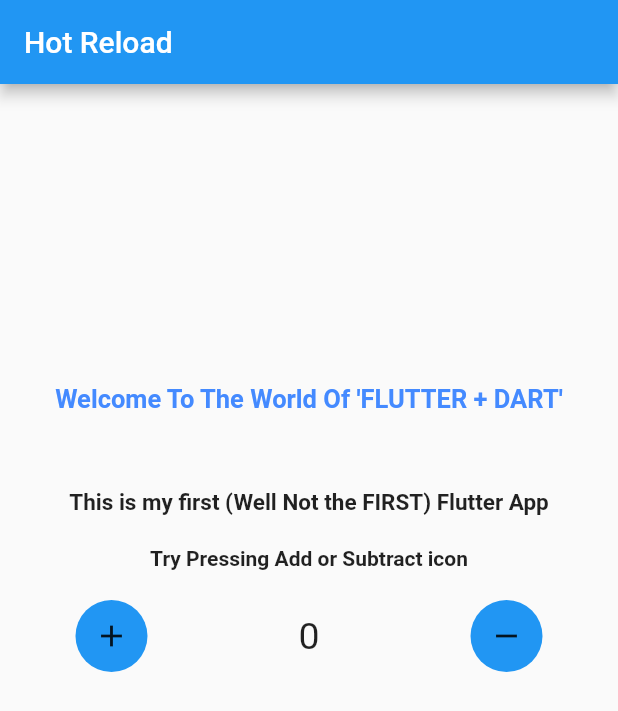
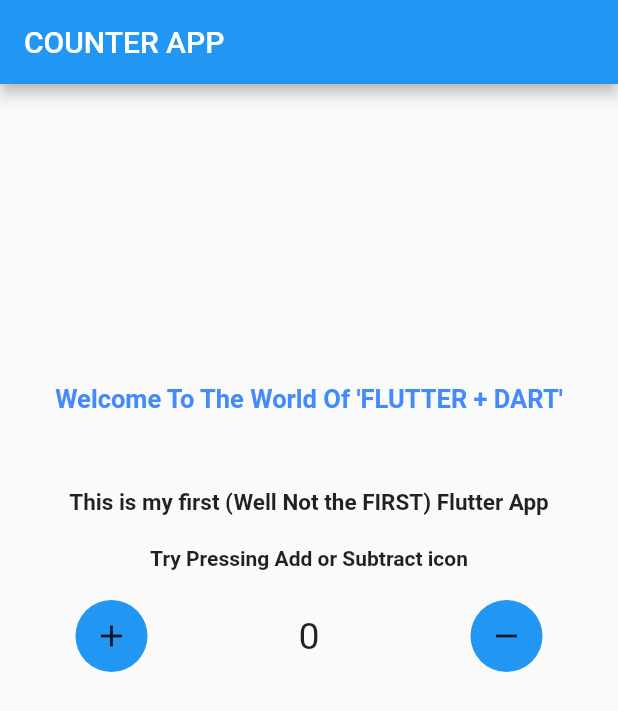
Before and after one commit to bhawesh2002/increment_counter_app, a Flutter app: the screen it shows after launch, on a phone screen of 412 x 824 dp. Shown: the top 711 px of the screen. Run offline on Flutter 3.47's test engine with Material 2 defaults, Android fonts, the phone set to English and light mode, and no system bars.

Commit message:
cahneg the app name

```diff
--- a/flutter app 1/app_1/lib/main.dart
+++ b/flutter app 1/app_1/lib/main.dart
@@ -54,7 +54,7 @@ class _MyHomePageState extends State<MyHomePage> {
   Widget build(BuildContext context) {
     return Scaffold(
         appBar: AppBar(
-          title: const Text('Hot Reload'),
+          title: const Text('COUNTER APP'),
         ),
         body: Center(
           child: Column(children: <Widget>[
```
